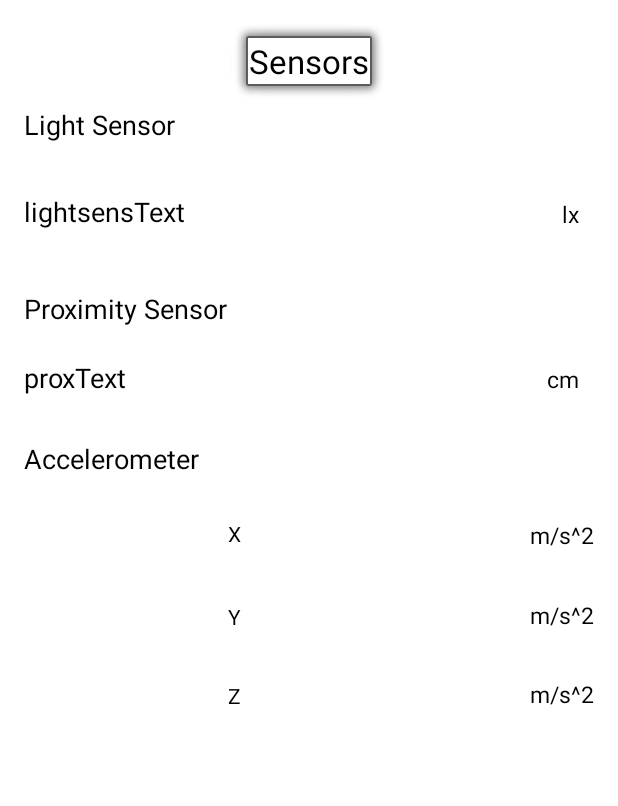
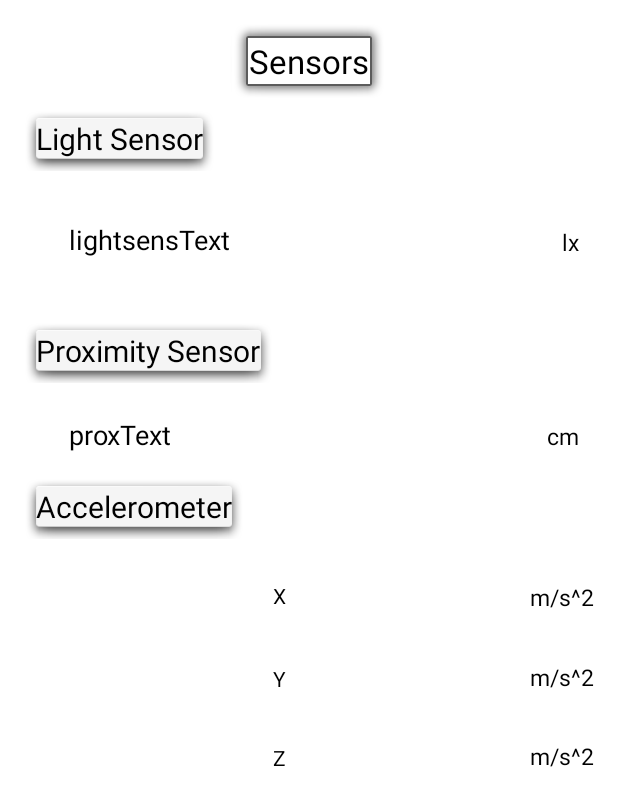
Before and after one commit to taggelos/BlindLight, an Android app: the layout activity_main.xml on its own in the app's theme, with its tools: preview values and no code run, on a phone screen of 412 x 824 dp. Shown: the top 806 px of the screen. Run offline under Robolectric (Android 15) with nearby library versions, the light colour scheme and no system bars.

Commit message:
details(stixisi)

```diff
--- a/BlindLight/app/src/main/res/layout/activity_main.xml
+++ b/BlindLight/app/src/main/res/layout/activity_main.xml
@@ -62,44 +62,10 @@
         android:layout_height="wrap_content"
         android:id="@+id/Proximity"
         android:layout_marginTop="40dp"
-        android:textSize="18sp"
+        android:textSize="20sp"
         android:layout_below="@+id/sensText"
-        android:layout_alignParentStart="true" />
-
-    <TextView
-        android:text="@string/proxText"
-        android:textColor="@color/colorPrimaryDark"
-        android:layout_width="wrap_content"
-        android:layout_height="wrap_content"
-        android:id="@+id/proxText"
-        android:textSize="18sp"
-        android:layout_marginTop="21dp"
-        android:layout_below="@+id/Proximity"
-        android:layout_alignParentStart="true" />
-
-    <TextView
-        android:text="@string/Accelerometer"
-        android:textColor="@color/colorPrimaryDark"
-        android:layout_width="wrap_content"
-        android:layout_height="wrap_content"
-        android:id="@+id/Accelerometer"
-        android:allowUndo="true"
-        android:textSize="18sp"
-        tools:ignore="UnusedAttribute"
-        android:layout_below="@+id/proxText"
         android:layout_alignParentStart="true"
-        android:layout_marginTop="29dp" />
-
-    <TextView
-        android:text="@string/lightsensText"
-        android:textColor="@color/colorPrimaryDark"
-        android:layout_width="wrap_content"
-        android:layout_height="wrap_content"
-        android:id="@+id/sensText"
-        android:layout_marginTop="33dp"
-        android:textSize="18sp"
-        android:layout_below="@+id/LightTextView"
-        android:layout_alignParentStart="true" />
+        android:background="@android:drawable/dialog_holo_light_frame" />
 
     <TextView
         android:text="@string/Y"
@@ -140,16 +106,6 @@
         android:layout_centerHorizontal="true" />
 
     <TextView
-        android:text="@string/light"
-        android:textSize="18sp"
-        android:textColor="@color/colorPrimaryDark"
-        android:layout_width="wrap_content"
-        android:layout_height="wrap_content"
-        android:id="@+id/LightTextView"
-        android:layout_below="@+id/readyApp"
-        android:layout_alignParentStart="true" />
-
-    <TextView
         android:layout_width="wrap_content"
         android:layout_height="wrap_content"
         android:text="@string/Z"
@@ -171,5 +127,52 @@
         android:layout_below="@+id/Accelerometer"
         android:layout_toEndOf="@+id/Proximity" />
 
+    <TextView
+        android:text="@string/lightsensText"
+        android:textColor="@color/colorPrimaryDark"
+        android:layout_width="wrap_content"
+        android:layout_height="wrap_content"
+        android:id="@+id/sensText"
+        android:layout_marginTop="33dp"
+        android:textSize="18sp"
+        android:layout_below="@+id/LightTextView"
+        android:layout_toStartOf="@+id/readyApp" />
+
+    <TextView
+        android:text="@string/light"
+        android:textSize="20sp"
+        android:textColor="@color/colorPrimaryDark"
+        android:layout_width="wrap_content"
+        android:layout_height="wrap_content"
+        android:id="@+id/LightTextView"
+        android:background="@android:drawable/dialog_holo_light_frame"
+        android:layout_below="@+id/readyApp"
+        android:layout_alignParentStart="true" />
+
+    <TextView
+        android:text="@string/proxText"
+        android:textColor="@color/colorPrimaryDark"
+        android:layout_width="wrap_content"
+        android:layout_height="wrap_content"
+        android:id="@+id/proxText"
+        android:textSize="18sp"
+        android:layout_marginTop="22dp"
+        android:layout_below="@+id/Proximity"
+        android:layout_alignStart="@+id/sensText" />
+
+    <TextView
+        android:text="@string/Accelerometer"
+        android:textColor="@color/colorPrimaryDark"
+        android:layout_width="wrap_content"
+        android:layout_height="wrap_content"
+        android:id="@+id/Accelerometer"
+        android:allowUndo="true"
+        android:textSize="20sp"
+        tools:ignore="UnusedAttribute"
+        android:layout_marginTop="14dp"
+        android:background="@android:drawable/dialog_holo_light_frame"
+        android:layout_below="@+id/proxText"
+        android:layout_alignParentStart="true" />
+
 
 </RelativeLayout>
--- a/BlindLight/app/src/main/res/layout/activity_welcome_screen.xml
+++ b/BlindLight/app/src/main/res/layout/activity_welcome_screen.xml
@@ -18,7 +18,8 @@
             app:srcCompat="@mipmap/picturewels"
             android:id="@+id/imageView3"
             android:layout_above="@+id/textView"
-            android:layout_alignParentStart="true" />
+            android:layout_alignParentStart="true"
+            tools:ignore="ContentDescription" />
 
         <TextView
             android:text="@string/app_name"
```
Also changed, not shown: BlindLight/app/src/main/res/layout/activity_settings.xml (+8 -4 lines).
